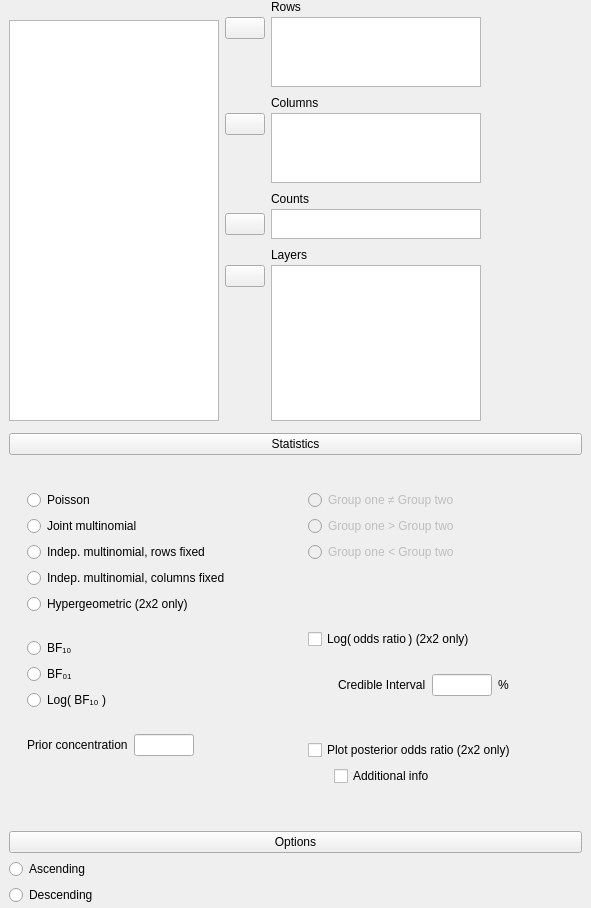
Qt form JASP-Desktop/analysisforms/crosstabsbayesianform.ui (jasp-stats/jasp-desktop) before a commit.
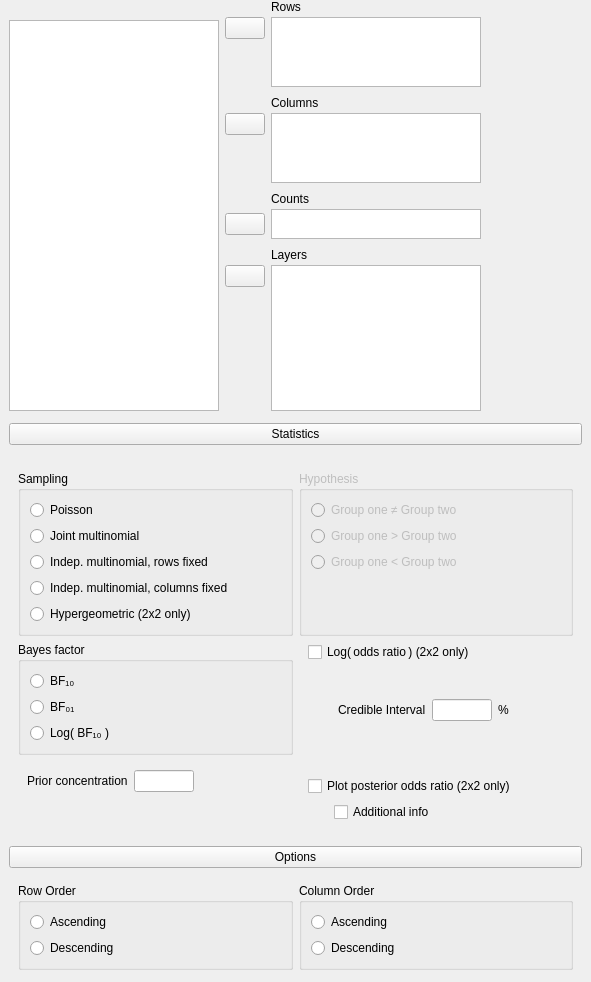
The same form after that commit. Custom widgets are drawn as their Qt base class.

Commit message: Cont. Tables: Added column order option

```diff
--- a/JASP-Desktop/analysisforms/crosstabsbayesianform.ui
+++ b/JASP-Desktop/analysisforms/crosstabsbayesianform.ui
@@ -7,7 +7,7 @@
     <x>0</x>
     <y>0</y>
     <width>585</width>
-    <height>908</height>
+    <height>926</height>
    </rect>
   </property>
   <property name="windowTitle">
@@ -45,33 +45,53 @@
         </property>
        </widget>
       </item>
-      <item row="1" column="0">
-       <widget class="BoundGroupBox" name="rowOrder" native="true">
-        <layout class="QGridLayout" name="gridLayout_21">
-         <property name="leftMargin">
-          <number>0</number>
-         </property>
-         <property name="topMargin">
-          <number>0</number>
-         </property>
-         <property name="rightMargin">
-          <number>0</number>
-         </property>
-         <property name="bottomMargin">
-          <number>0</number>
-         </property>
+      <item row="1" column="0" colspan="2">
+       <widget class="QWidget" name="panelOptions" native="true">
+        <layout class="QGridLayout" name="gridLayout_6">
          <item row="0" column="0">
-          <widget class="QRadioButton" name="ascending">
-           <property name="text">
-            <string>Ascending</string>
+          <widget class="BoundGroupBox" name="rowOrder">
+           <property name="title">
+            <string>Row Order</string>
            </property>
+           <layout class="QGridLayout" name="gridLayout_7">
+            <item row="0" column="0">
+             <widget class="QRadioButton" name="_1rowsAscending">
+              <property name="text">
+               <string>Ascending</string>
+              </property>
+             </widget>
+            </item>
+            <item row="1" column="0">
+             <widget class="QRadioButton" name="_2rowsDescending">
+              <property name="text">
+               <string>Descending</string>
+              </property>
+             </widget>
+            </item>
+           </layout>
           </widget>
          </item>
-         <item row="1" column="0">
-          <widget class="QRadioButton" name="descending">
-           <property name="text">
-            <string>Descending</string>
+         <item row="0" column="1">
+          <widget class="BoundGroupBox" name="columnOrder">
+           <property name="title">
+            <string>Column Order</string>
            </property>
+           <layout class="QGridLayout" name="gridLayout_8">
+            <item row="0" column="0">
+             <widget class="QRadioButton" name="_1columnsAscending">
+              <property name="text">
+               <string>Ascending</string>
+              </property>
+             </widget>
+            </item>
+            <item row="1" column="0">
+             <widget class="QRadioButton" name="_2columnsDescending">
+              <property name="text">
+               <string>Descending</string>
+              </property>
+             </widget>
+            </item>
+           </layout>
           </widget>
          </item>
         </layout>
@@ -102,8 +122,8 @@
           <number>6</number>
          </property>
          <item row="0" column="0" colspan="2">
-          <widget class="BoundGroupBox" name="samplingModel" native="true">
-           <property name="title" stdset="0">
+          <widget class="BoundGroupBox" name="samplingModel">
+           <property name="title">
             <string>Sampling</string>
            </property>
            <layout class="QGridLayout" name="gridLayout_13">
@@ -146,7 +166,7 @@
           </widget>
          </item>
          <item row="0" column="2" colspan="2">
-          <widget class="BoundGroupBox" name="hypothesis" native="true">
+          <widget class="BoundGroupBox" name="hypothesis">
            <property name="enabled">
             <bool>false</bool>
            </property>
@@ -195,8 +215,8 @@
           </widget>
          </item>
          <item row="1" column="0" colspan="2">
-          <widget class="BoundGroupBox" name="bayesFactorType" native="true">
-           <property name="title" stdset="0">
+          <widget class="BoundGroupBox" name="bayesFactorType">
+           <property name="title">
             <string>Bayes factor</string>
            </property>
            <layout class="QGridLayout" name="gridLayout_5">
@@ -804,14 +824,9 @@
    <extends>QCheckBox</extends>
    <header>widgets/boundcheckbox.h</header>
   </customwidget>
-  <customwidget>
-   <class>BoundTextBox</class>
-   <extends>QLineEdit</extends>
-   <header>widgets/boundtextbox.h</header>
-  </customwidget>
   <customwidget>
    <class>BoundGroupBox</class>
-   <extends>QWidget</extends>
+   <extends>QGroupBox</extends>
    <header>widgets/boundgroupbox.h</header>
    <container>1</container>
   </customwidget>
@@ -820,6 +835,11 @@
    <extends>QPushButton</extends>
    <header>widgets/expanderbutton.h</header>
   </customwidget>
+  <customwidget>
+   <class>BoundTextBox</class>
+   <extends>QLineEdit</extends>
+   <header>widgets/boundtextbox.h</header>
+  </customwidget>
  </customwidgets>
  <resources/>
  <connections>
```
Left out of the diff: 2 changed lines with no effect on the pictures. The commit also changes 5 other files.
